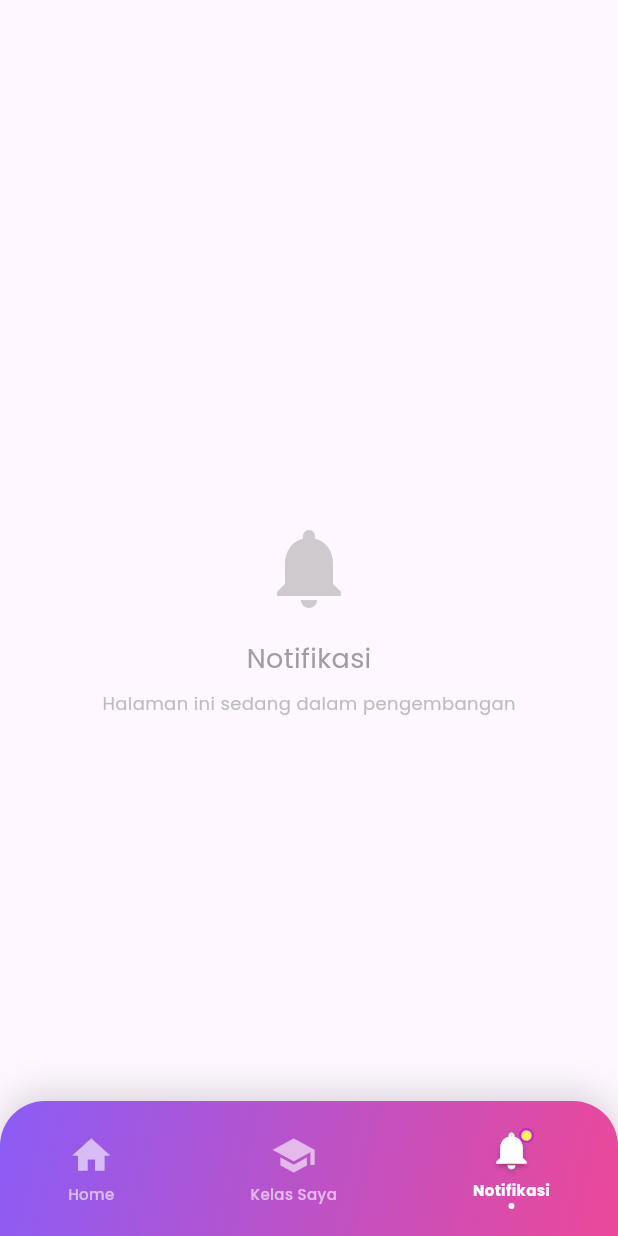
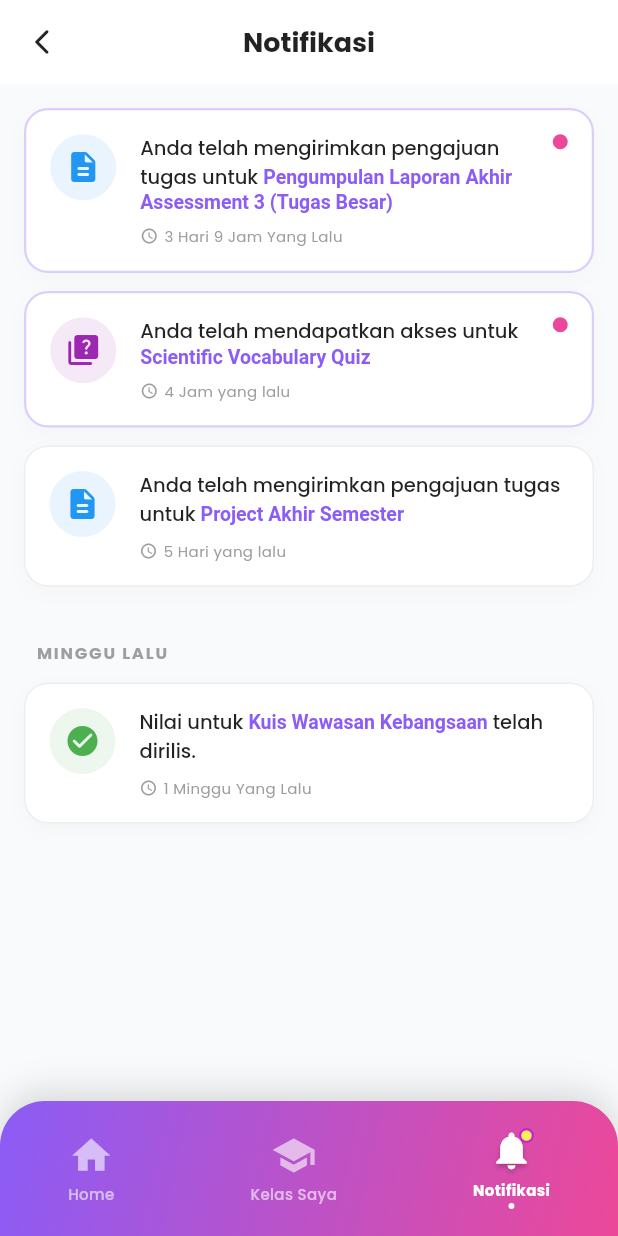
Before and after one commit to meifinatulmardiyah01/tugas_uas, a Flutter app: the MainWrapper screen opened directly, item 3 of the bottom bar chosen, on a phone screen of 412 x 824 dp. Run offline on Flutter 3.47's test engine with Material 3 defaults, Android fonts, the phone set to English and light mode, and no system bars; drawn by our look-alikes of flutter_animate; our stand-ins replace google_fonts; network calls fail.

Commit message:
menambahkan fitur di dalam notifikasi

```diff
--- a/lib/screens/main_wrapper.dart
+++ b/lib/screens/main_wrapper.dart
@@ -2,6 +2,7 @@ import 'package:flutter/material.dart';
 import 'package:google_fonts/google_fonts.dart';
 import 'package:uas_saya/screens/home_screen.dart';
 import 'package:uas_saya/screens/course_detail_screen.dart';
+import 'package:uas_saya/screens/notification_screen.dart';
 import 'package:uas_saya/services/auth_service.dart';
 
 class MainWrapper extends StatefulWidget {
@@ -17,7 +18,7 @@ class _MainWrapperState extends State<MainWrapper> {
   final List<Widget> _screens = [
     const HomeScreen(),
     const CourseListScreen(),
-    const PlaceholderScreen(title: 'Notifikasi', icon: Icons.notifications),
+    const NotificationScreen(),
   ];
 
   @override
--- /dev/null
+++ b/lib/screens/notification_screen.dart
@@ -0,0 +1,249 @@
+import 'package:flutter/material.dart';
+import 'package:google_fonts/google_fonts.dart';
+import 'package:flutter_animate/flutter_animate.dart';
+import 'package:uas_saya/services/auth_service.dart';
+import 'package:uas_saya/screens/quiz_screen.dart';
+import 'package:uas_saya/screens/course_detail_screen.dart';
+
+class NotificationScreen extends StatefulWidget {
+  const NotificationScreen({super.key});
+
+  @override
+  State<NotificationScreen> createState() => _NotificationScreenState();
+}
+
+class _NotificationScreenState extends State<NotificationScreen> {
+  final _auth = AuthService();
+
+  @override
+  Widget build(BuildContext context) {
+    bool isDark = Theme.of(context).brightness == Brightness.dark;
+    final notifications = _auth.notifications;
+
+    return Scaffold(
+      backgroundColor: isDark ? const Color(0xFF111827) : const Color(0xFFF9FAFB),
+      appBar: AppBar(
+        backgroundColor: isDark ? const Color(0xFF1F2937) : Colors.white,
+        elevation: 0,
+        centerTitle: true,
+        title: Text(
+          'Notifikasi',
+          style: GoogleFonts.poppins(
+            fontSize: 18,
+            fontWeight: FontWeight.bold,
+            color: isDark ? Colors.white : Colors.black87,
+          ),
+        ),
+        leading: IconButton(
+          icon: Icon(Icons.arrow_back_ios_new_rounded, color: isDark ? Colors.white : Colors.black87, size: 20),
+          onPressed: () {
+            // Usually would go back, but in bottom nav this might just stay or close
+          },
+        ),
+      ),
+      body: ListView.builder(
+        padding: const EdgeInsets.symmetric(horizontal: 16, vertical: 16),
+        itemCount: notifications.length + 1,
+        itemBuilder: (context, index) {
+          if (index == notifications.length) return const SizedBox(height: 100);
+
+          final item = notifications[index];
+
+          if (item['isOldSection'] == true && index > 0 && notifications[index-1]['isOldSection'] != true) {
+            return Column(
+              crossAxisAlignment: CrossAxisAlignment.start,
+              children: [
+                Padding(
+                  padding: const EdgeInsets.only(top: 24, bottom: 12, left: 8),
+                  child: Text(
+                    'MINGGU LALU',
+                    style: GoogleFonts.poppins(
+                      fontSize: 11,
+                      fontWeight: FontWeight.bold,
+                      color: Colors.grey,
+                      letterSpacing: 1.2,
+                    ),
+                  ).animate().fadeIn(delay: 100.ms).slideX(begin: -0.1, end: 0),
+                ),
+                _buildNotificationCard(item, isDark, index),
+              ],
+            );
+          }
+
+          return _buildNotificationCard(item, isDark, index);
+        },
+      ),
+    );
+  }
+
+  Widget _buildNotificationCard(Map<String, dynamic> item, bool isDark, int index) {
+    IconData icon;
+    Color iconBg;
+    Color iconColor;
+
+    switch (item['type']) {
+      case 'quiz':
+        icon = Icons.quiz_rounded;
+        iconBg = Colors.purple.withValues(alpha: 0.1);
+        iconColor = Colors.purple;
+        break;
+      case 'check_circle':
+        icon = Icons.check_circle_rounded;
+        iconBg = Colors.green.withValues(alpha: 0.1);
+        iconColor = Colors.green;
+        break;
+      default:
+        icon = Icons.description_rounded;
+        iconBg = Colors.blue.withValues(alpha: 0.1);
+        iconColor = Colors.blue;
+    }
+
+    return Padding(
+      padding: const EdgeInsets.only(bottom: 12),
+      child: InkWell(
+        onTap: () {
+          final courseIndex = item['courseIndex'];
+          final course = _auth.courses[courseIndex];
+
+          _auth.markNotificationAsRead(index);
+          setState(() {});
+
+          if (item['type'] == 'quiz') {
+            final quizModule = (course['modules'] as List).firstWhere(
+              (m) => m['type'] == 'quiz' && (m['title'] == item['highlight'] || item['message'].contains(m['title'])),
+              orElse: () => null,
+            );
+
+            if (quizModule != null && quizModule['questions'] != null) {
+              Navigator.push(
+                context,
+                MaterialPageRoute(
+                  builder: (context) => QuizScreen(
+                    title: quizModule['title'],
+                    questions: List<Map<String, dynamic>>.from(quizModule['questions']),
+                  ),
+                ),
+              );
+            } else {
+              Navigator.push(
+                context,
+                MaterialPageRoute(builder: (context) => CourseDetailScreen(course: course)),
+              );
+            }
+          } else {
+            Navigator.push(
+              context,
+              MaterialPageRoute(builder: (context) => CourseDetailScreen(course: course)),
+            );
+          }
+        },
+        borderRadius: BorderRadius.circular(16),
+        child: Container(
+          padding: const EdgeInsets.all(16),
+          decoration: BoxDecoration(
+            color: isDark ? const Color(0xFF1F2937) : Colors.white,
+            borderRadius: BorderRadius.circular(16),
+            border: Border.all(
+              color: item['isNew']
+                  ? const Color(0xFF8B5CF6).withValues(alpha: 0.3)
+                  : (isDark ? Colors.grey[800]! : Colors.grey[200]!),
+              width: item['isNew'] ? 1.5 : 1.0,
+            ),
+            boxShadow: [
+              BoxShadow(
+                color: Colors.black.withValues(alpha: 0.02),
+                blurRadius: 10,
+                offset: const Offset(0, 4),
+              ),
+            ],
+          ),
+          child: Row(
+            crossAxisAlignment: CrossAxisAlignment.start,
+            children: [
+              Container(
+                padding: const EdgeInsets.all(10),
+                decoration: BoxDecoration(
+                  color: iconBg,
+                  shape: BoxShape.circle,
+                ),
+                child: Icon(icon, color: iconColor, size: 24),
+              ).animate(onPlay: (c) => c.repeat(reverse: true))
+                .shimmer(duration: 2.seconds, color: Colors.white24)
+                .scale(begin: const Offset(1, 1), end: const Offset(1.1, 1.1), duration: 2.seconds, curve: Curves.easeInOut),
+              const SizedBox(width: 16),
+              Expanded(
+                child: Column(
+                  crossAxisAlignment: CrossAxisAlignment.start,
+                  children: [
+                    _buildRichMessage(item['message'], item['highlight'], isDark),
+                    const SizedBox(height: 8),
+                    Row(
+                      children: [
+                        const Icon(Icons.schedule_rounded, size: 12, color: Colors.grey),
+                        const SizedBox(width: 4),
+                        Text(
+                          item['time'],
+                          style: GoogleFonts.poppins(
+                            fontSize: 10,
+                            color: Colors.grey,
+                          ),
+                        ),
+                      ],
+                    ),
+                  ],
+                ),
+              ),
+              if (item['isNew'])
+                Container(
+                  width: 10,
+                  height: 10,
+                  decoration: const BoxDecoration(
+                    color: Color(0xFFEC4899), // Pink dot
+                    shape: BoxShape.circle,
+                  ),
+                ).animate(onPlay: (c) => c.repeat())
+                 .scale(begin: const Offset(0.8, 0.8), end: const Offset(1.2, 1.2), duration: 800.ms, curve: Curves.easeInOut)
+                 .then()
+                 .scale(begin: const Offset(1.2, 1.2), end: const Offset(0.8, 0.8), duration: 800.ms),
+            ],
+          ),
+        ),
+      ),
+    ).animate().fadeIn(delay: (index * 50).ms).slideY(begin: 0.1, end: 0);
+  }
+
+  Widget _buildRichMessage(String message, String? highlight, bool isDark) {
+    if (highlight == null || !message.contains(highlight)) {
+      return Text(
+        message,
+        style: GoogleFonts.poppins(
+          fontSize: 13,
+          fontWeight: FontWeight.w500,
+          color: isDark ? Colors.white : Colors.black87,
+        ),
+      );
+    }
+
+    final parts = message.split(highlight);
+    return RichText(
+      text: TextSpan(
+        style: GoogleFonts.poppins(
+          fontSize: 13,
+          fontWeight: FontWeight.w500,
+          color: isDark ? Colors.white : Colors.black87,
+        ),
+        children: [
+          TextSpan(text: parts[0]),
+          TextSpan(
+            text: highlight,
+            style: const TextStyle(
+              color: Color(0xFF8B5CF6), // Fuchsia/Violet highlight
+              fontWeight: FontWeight.bold,
+            ),
+          ),
+          if (parts.length > 1) TextSpan(text: parts[1]),
+        ],
+      ),
+    );
+  }
+}
--- a/lib/services/auth_service.dart
+++ b/lib/services/auth_service.dart
@@ -204,6 +204,46 @@ class AuthService {
     },
   ];
 
+  final List<Map<String, dynamic>> _notifications = [
+    {
+      'title': 'Pengajuan tugas berhasil',
+      'message': 'Anda telah mengirimkan pengajuan tugas untuk Pengumpulan Laporan Akhir Assessment 3 (Tugas Besar)',
+      'highlight': 'Pengumpulan Laporan Akhir Assessment 3 (Tugas Besar)',
+      'time': '3 Hari 9 Jam Yang Lalu',
+      'type': 'description',
+      'isNew': true,
+      'courseIndex': 1, // Desain Antarmuka
+    },
+    {
+      'title': 'Kuis baru tersedia',
+      'message': 'Anda telah mendapatkan akses untuk Scientific Vocabulary Quiz',
+      'highlight': 'Scientific Vocabulary Quiz',
+      'time': '4 Jam yang lalu',
+      'type': 'quiz',
+      'isNew': true,
+      'courseIndex': 0, // Bahasa Inggris
+    },
+    {
+      'title': 'Pengajuan tugas berhasil',
+      'message': 'Anda telah mengirimkan pengajuan tugas untuk Project Akhir Semester',
+      'highlight': 'Project Akhir Semester',
+      'time': '5 Hari yang lalu',
+      'type': 'description',
+      'isNew': false,
+      'courseIndex': 4, // Pemrograman Multimedia
+    },
+    {
+      'title': 'Nilai dirilis',
+      'message': 'Nilai untuk Kuis Wawasan Kebangsaan telah dirilis.',
+      'highlight': 'Kuis Wawasan Kebangsaan',
+      'time': '1 Minggu Yang Lalu',
+      'type': 'check_circle',
+      'isNew': false,
+      'isOldSection': true,
+      'courseIndex': 2, // Kewarganegaraan
+    },
+  ];
+
   String get currentUsername => _currentUsername;
   String get firstName => _firstName;
   String get lastName => _lastName;
@@ -215,6 +255,13 @@ class AuthService {
   String get fakultas => _fakultas;
   String get avatarUrl => _avatarUrl;
   List<Map<String, dynamic>> get courses => _courses;
+  List<Map<String, dynamic>> get notifications => _notifications;
+
+  void markNotificationAsRead(int index) {
+    if (index >= 0 && index < _notifications.length) {
+      _notifications[index]['isNew'] = false;
+    }
+  }
 
   bool validate(String username, String password) {
     if (username.endsWith('.ac.id') && password.isNotEmpty) {
```
